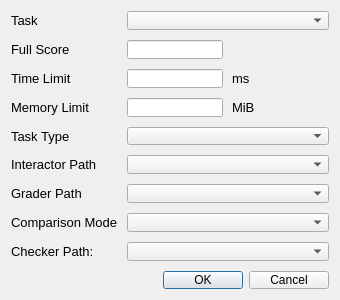
Old version of the form src/forms/addtaskdialog.ui in the repository Seather-XS/LemonLime-ng.
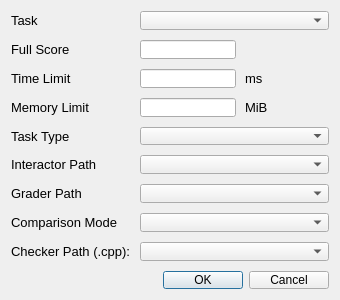
New version of the form.

Commit message: modified:   src/addtaskdialog.cpp 	modified:   src/core/specialjudge.cpp 	modified:   src/forms/addtaskdialog.ui 	modified:   src/forms/taskeditwidget.ui 	modified:   src/taskeditwidget.cpp 	modified:   translations/en_US.ts 	modified:   translations/zh_CN.ts 	modified:   translations/zh_TW.ts

The edit to the form file:
```diff
--- a/src/forms/addtaskdialog.ui
+++ b/src/forms/addtaskdialog.ui
@@ -316,7 +316,7 @@
       </font>
      </property>
      <property name="text">
-      <string>Checker Path:</string>
+      <string>Checker Path (.cpp):</string>
      </property>
     </widget>
    </item>
```
The commit also changes 7 other files.
